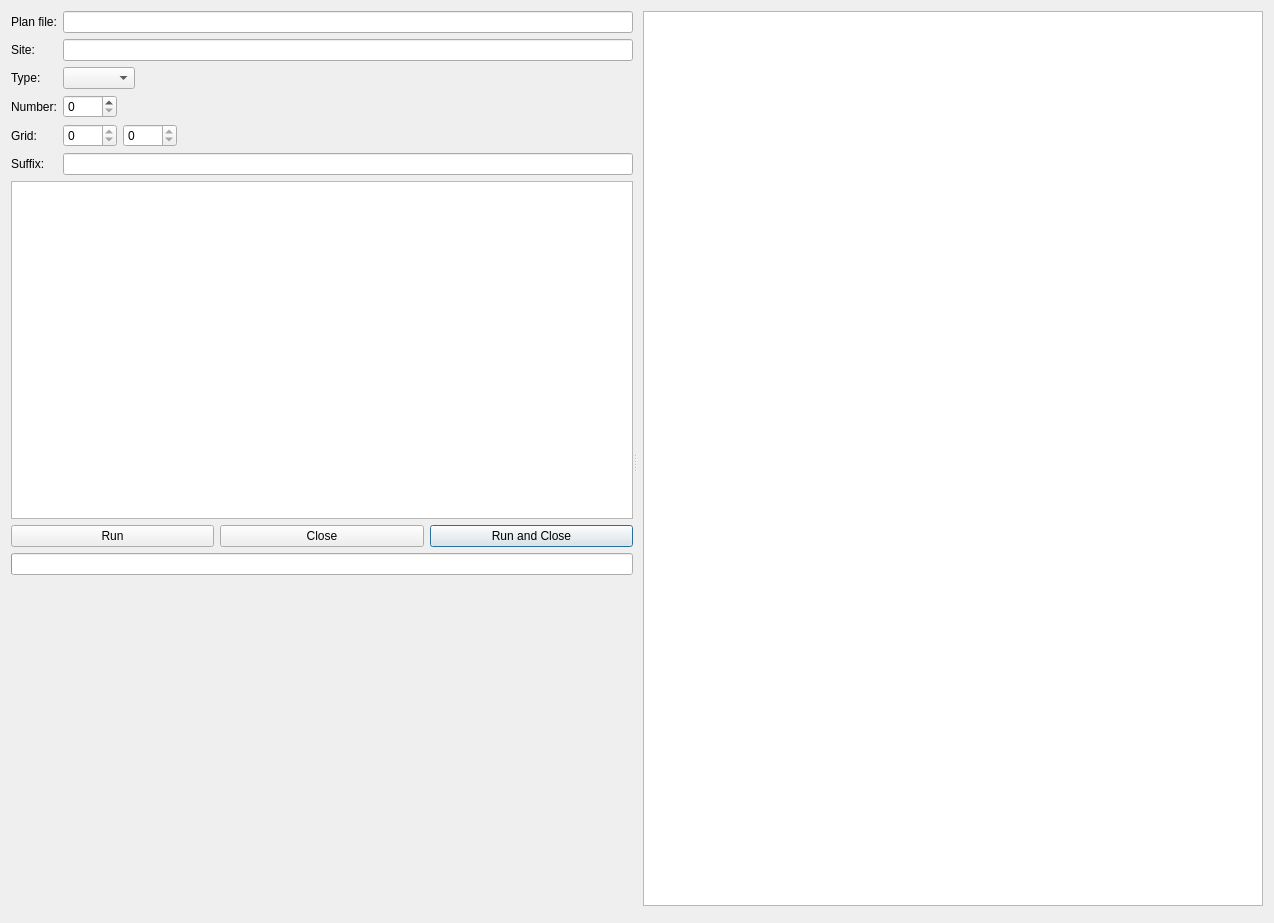
First picture: the form in georef/georef_dialog_base.ui, repository lparchaeology/ArkPlan, before the edit.
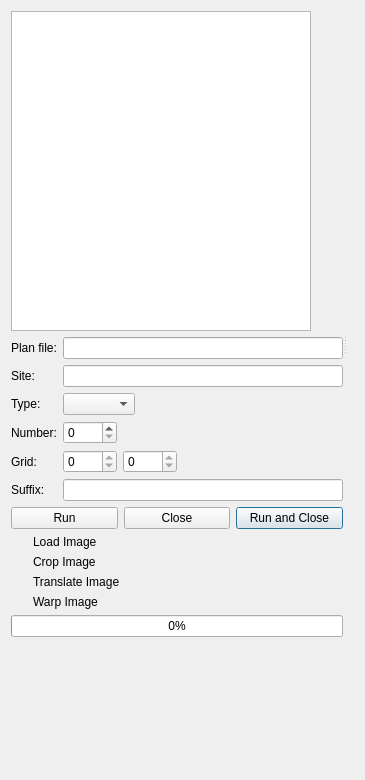
Second picture: the form after the edit. Icons and pictures are not drawn. Custom widgets are drawn as their Qt base class.

Commit message: Improve georef dialog, use 4 points

```diff
--- a/georef/georef_dialog_base.ui
+++ b/georef/georef_dialog_base.ui
@@ -6,8 +6,8 @@
    <rect>
     <x>0</x>
     <y>0</y>
-    <width>1274</width>
-    <height>923</height>
+    <width>365</width>
+    <height>780</height>
    </rect>
   </property>
   <property name="sizePolicy">
@@ -27,12 +27,28 @@
      </property>
      <widget class="QWidget" name="layoutWidget">
       <layout class="QVBoxLayout" name="verticalLayout_4">
+       <item>
+        <widget class="GeorefGraphicsView" name="planView">
+         <property name="minimumSize">
+          <size>
+           <width>300</width>
+           <height>320</height>
+          </size>
+         </property>
+         <property name="maximumSize">
+          <size>
+           <width>300</width>
+           <height>320</height>
+          </size>
+         </property>
+        </widget>
+       </item>
        <item>
         <layout class="QFormLayout" name="formLayout">
          <property name="fieldGrowthPolicy">
           <enum>QFormLayout::ExpandingFieldsGrow</enum>
          </property>
-         <item row="0" column="0">
+         <item row="1" column="0">
           <widget class="QLabel" name="m_fileLabel">
            <property name="text">
             <string>Plan file:</string>
@@ -42,38 +58,38 @@
            </property>
           </widget>
          </item>
-         <item row="0" column="1">
+         <item row="1" column="1">
           <widget class="QLineEdit" name="m_fileEdit">
            <property name="readOnly">
             <bool>true</bool>
            </property>
           </widget>
          </item>
-         <item row="1" column="0">
+         <item row="2" column="0">
           <widget class="QLabel" name="m_siteLabel">
            <property name="text">
             <string>Site:</string>
            </property>
           </widget>
          </item>
-         <item row="1" column="1">
+         <item row="2" column="1">
           <widget class="QLineEdit" name="m_siteEdit">
            <property name="readOnly">
             <bool>false</bool>
            </property>
           </widget>
          </item>
-         <item row="2" column="0">
+         <item row="3" column="0">
           <widget class="QLabel" name="m_typeLabel">
            <property name="text">
             <string>Type:</string>
            </property>
           </widget>
          </item>
-         <item row="2" column="1">
+         <item row="3" column="1">
           <widget class="QComboBox" name="m_typeCombo"/>
          </item>
-         <item row="3" column="0">
+         <item row="4" column="0">
           <widget class="QLabel" name="m_contextLabel">
            <property name="text">
             <string>Number:</string>
@@ -83,7 +99,7 @@
            </property>
           </widget>
          </item>
-         <item row="3" column="1">
+         <item row="4" column="1">
           <layout class="QHBoxLayout" name="horizontalLayout_4">
            <item>
             <widget class="QSpinBox" name="m_numberSpin">
@@ -113,7 +129,7 @@
            </item>
           </layout>
          </item>
-         <item row="4" column="0">
+         <item row="5" column="0">
           <widget class="QLabel" name="m_gridLabel">
            <property name="text">
             <string>Grid:</string>
@@ -123,7 +139,7 @@
            </property>
           </widget>
          </item>
-         <item row="4" column="1">
+         <item row="5" column="1">
           <layout class="QHBoxLayout" name="horizontalLayout_6">
            <item>
             <widget class="QSpinBox" name="m_eastSpin">
@@ -166,14 +182,14 @@
            </item>
           </layout>
          </item>
-         <item row="5" column="0">
+         <item row="6" column="0">
           <widget class="QLabel" name="m_suffixLabel">
            <property name="text">
             <string>Suffix:</string>
            </property>
           </widget>
          </item>
-         <item row="5" column="1">
+         <item row="6" column="1">
           <widget class="QLineEdit" name="m_suffixEdit">
            <property name="maxLength">
             <number>1</number>
@@ -182,25 +198,6 @@
          </item>
         </layout>
        </item>
-       <item>
-        <widget class="QTextEdit" name="m_outputText">
-         <property name="enabled">
-          <bool>true</bool>
-         </property>
-         <property name="sizePolicy">
-          <sizepolicy hsizetype="Preferred" vsizetype="MinimumExpanding">
-           <horstretch>0</horstretch>
-           <verstretch>0</verstretch>
-          </sizepolicy>
-         </property>
-         <property name="lineWrapMode">
-          <enum>QTextEdit::NoWrap</enum>
-         </property>
-         <property name="readOnly">
-          <bool>true</bool>
-         </property>
-        </widget>
-       </item>
        <item>
         <layout class="QHBoxLayout" name="horizontalLayout_5">
          <item>
@@ -230,7 +227,131 @@
         </layout>
        </item>
        <item>
-        <widget class="QProgressBar" name="m_progressBar"/>
+        <layout class="QGridLayout" name="gridLayout_3">
+         <item row="1" column="1">
+          <widget class="QLabel" name="label_2">
+           <property name="text">
+            <string>Crop Image</string>
+           </property>
+          </widget>
+         </item>
+         <item row="0" column="1">
+          <widget class="QLabel" name="label_3">
+           <property name="text">
+            <string>Load Image</string>
+           </property>
+          </widget>
+         </item>
+         <item row="0" column="0">
+          <widget class="QLabel" name="loadStatusLabel">
+           <property name="maximumSize">
+            <size>
+             <width>16</width>
+             <height>16</height>
+            </size>
+           </property>
+           <property name="baseSize">
+            <size>
+             <width>16</width>
+             <height>16</height>
+            </size>
+           </property>
+           <property name="text">
+            <string/>
+           </property>
+           <property name="pixmap">
+            <pixmap resource="resources.qrc">:/plugins/Ark/georef/unknown.png</pixmap>
+           </property>
+          </widget>
+         </item>
+         <item row="2" column="1">
+          <widget class="QLabel" name="label_4">
+           <property name="text">
+            <string>Translate Image</string>
+           </property>
+          </widget>
+         </item>
+         <item row="3" column="1">
+          <widget class="QLabel" name="label_5">
+           <property name="text">
+            <string>Warp Image</string>
+           </property>
+          </widget>
+         </item>
+         <item row="1" column="0">
+          <widget class="QLabel" name="cropStatusLabel">
+           <property name="maximumSize">
+            <size>
+             <width>16</width>
+             <height>16</height>
+            </size>
+           </property>
+           <property name="baseSize">
+            <size>
+             <width>16</width>
+             <height>16</height>
+            </size>
+           </property>
+           <property name="text">
+            <string/>
+           </property>
+           <property name="pixmap">
+            <pixmap resource="resources.qrc">:/plugins/Ark/georef/unknown.png</pixmap>
+           </property>
+          </widget>
+         </item>
+         <item row="2" column="0">
+          <widget class="QLabel" name="translateStatusLabel">
+           <property name="maximumSize">
+            <size>
+             <width>16</width>
+             <height>16</height>
+            </size>
+           </property>
+           <property name="baseSize">
+            <size>
+             <width>16</width>
+             <height>16</height>
+            </size>
+           </property>
+           <property name="text">
+            <string/>
+           </property>
+           <property name="pixmap">
+            <pixmap resource="resources.qrc">:/plugins/Ark/georef/unknown.png</pixmap>
+           </property>
+          </widget>
+         </item>
+         <item row="3" column="0">
+          <widget class="QLabel" name="warpStatusLabel">
+           <property name="maximumSize">
+            <size>
+             <width>16</width>
+             <height>16</height>
+            </size>
+           </property>
+           <property name="baseSize">
+            <size>
+             <width>16</width>
+             <height>16</height>
+            </size>
+           </property>
+           <property name="text">
+            <string/>
+           </property>
+           <property name="pixmap">
+            <pixmap resource="resources.qrc">:/plugins/Ark/georef/unknown.png</pixmap>
+           </property>
+          </widget>
+         </item>
+        </layout>
+       </item>
+       <item>
+        <widget class="QProgressBar" name="m_progressBar">
+         <property name="value">
+          <number>0</number>
+         </property>
+        </widget>
        </item>
        <item>
         <spacer name="verticalSpacer">
@@ -259,12 +380,19 @@
         <widget class="GcpWidget" name="gcpWidget3" native="true"/>
        </item>
        <item row="0" column="1">
-        <widget class="GeorefGraphicsView" name="planView"/>
+        <widget class="GcpWidget" name="gcpWidget4" native="true"/>
        </item>
       </layout>
      </widget>
     </widget>
    </item>
+   <item row="1" column="0">
+    <widget class="QStatusBar" name="statusBar">
+     <property name="sizeGripEnabled">
+      <bool>false</bool>
+     </property>
+    </widget>
+   </item>
   </layout>
  </widget>
  <customwidgets>
```
Left out of the diff: 4 changed lines with no effect on the pictures. The commit also changes 9 other files.
